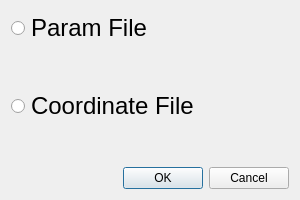
The window that grom/ui/type_qt5.ui (hovo1990/GROM) describes before a commit, drawn with Qt 5.
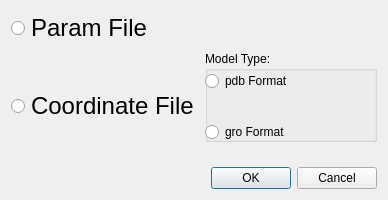
The same window after the commit. Icons and pictures are not drawn.

Commit message: Updated Type File Window

Diff of the .ui file:
```diff
--- a/grom/ui/type_qt5.ui
+++ b/grom/ui/type_qt5.ui
@@ -6,19 +6,19 @@
    <rect>
     <x>0</x>
     <y>0</y>
-    <width>300</width>
+    <width>388</width>
     <height>200</height>
    </rect>
   </property>
   <property name="minimumSize">
    <size>
-    <width>216</width>
-    <height>135</height>
+    <width>388</width>
+    <height>200</height>
    </size>
   </property>
   <property name="maximumSize">
    <size>
-    <width>300</width>
+    <width>390</width>
     <height>200</height>
    </size>
   </property>
@@ -27,6 +27,10 @@
   </property>
   <layout class="QGridLayout" name="gridLayout">
    <item row="0" column="0">
+    <layout class="QHBoxLayout" name="horizontalLayout">
+     <item>
+      <layout class="QVBoxLayout" name="verticalLayout">
+       <item>
     <widget class="QRadioButton" name="ParamButton">
      <property name="font">
       <font>
@@ -48,7 +52,7 @@
      </property>
     </widget>
    </item>
-   <item row="1" column="0">
+       <item>
     <spacer name="verticalSpacer">
      <property name="orientation">
       <enum>Qt::Vertical</enum>
@@ -61,7 +65,7 @@
      </property>
     </spacer>
    </item>
-   <item row="2" column="0">
+       <item>
     <widget class="QRadioButton" name="CoordButton">
      <property name="maximumSize">
       <size>
@@ -89,7 +93,7 @@
      </property>
     </widget>
    </item>
-   <item row="3" column="0">
+       <item>
     <spacer name="verticalSpacer_2">
      <property name="orientation">
       <enum>Qt::Vertical</enum>
@@ -102,7 +106,102 @@
      </property>
     </spacer>
    </item>
-   <item row="4" column="0">
+      </layout>
+     </item>
+     <item>
+      <layout class="QVBoxLayout" name="verticalLayout_3">
+       <item>
+        <spacer name="verticalSpacer_4">
+         <property name="orientation">
+          <enum>Qt::Vertical</enum>
+         </property>
+         <property name="sizeHint" stdset="0">
+          <size>
+           <width>20</width>
+           <height>40</height>
+          </size>
+         </property>
+        </spacer>
+       </item>
+       <item>
+        <widget class="QGroupBox" name="groupModelType">
+         <property name="minimumSize">
+          <size>
+           <width>120</width>
+           <height>91</height>
+          </size>
+         </property>
+         <property name="autoFillBackground">
+          <bool>false</bool>
+         </property>
+         <property name="title">
+          <string>Model Type:</string>
+         </property>
+         <property name="flat">
+          <bool>false</bool>
+         </property>
+         <property name="checkable">
+          <bool>false</bool>
+         </property>
+         <widget class="QWidget" name="">
+          <property name="geometry">
+           <rect>
+            <x>0</x>
+            <y>20</y>
+            <width>112</width>
+            <height>71</height>
+           </rect>
+          </property>
+          <layout class="QVBoxLayout" name="verticalLayout_2">
+           <item>
+            <widget class="QRadioButton" name="pdbButton">
+             <property name="text">
+              <string>pdb Format</string>
+             </property>
+            </widget>
+           </item>
+           <item>
+            <spacer name="verticalSpacer_3">
+             <property name="orientation">
+              <enum>Qt::Vertical</enum>
+             </property>
+             <property name="sizeHint" stdset="0">
+              <size>
+               <width>20</width>
+               <height>22</height>
+              </size>
+             </property>
+            </spacer>
+           </item>
+           <item>
+            <widget class="QRadioButton" name="groButton">
+             <property name="text">
+              <string>gro Format</string>
+             </property>
+            </widget>
+           </item>
+          </layout>
+         </widget>
+        </widget>
+       </item>
+       <item>
+        <spacer name="verticalSpacer_5">
+         <property name="orientation">
+          <enum>Qt::Vertical</enum>
+         </property>
+         <property name="sizeHint" stdset="0">
+          <size>
+           <width>20</width>
+           <height>18</height>
+          </size>
+         </property>
+        </spacer>
+       </item>
+      </layout>
+     </item>
+    </layout>
+   </item>
+   <item row="1" column="0">
     <widget class="QDialogButtonBox" name="buttonBox">
      <property name="standardButtons">
       <set>QDialogButtonBox::Cancel|QDialogButtonBox::Ok</set>
```
Lines whose indentation alone changed are shown as unchanged. The commit also changes 5 other files.
